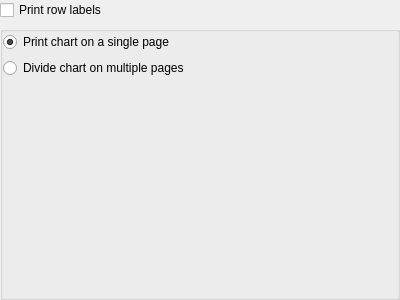
First picture: the form in plan/libs/ui/kptganttprintingoptions.ui, repository KDE/calligra, before the edit.
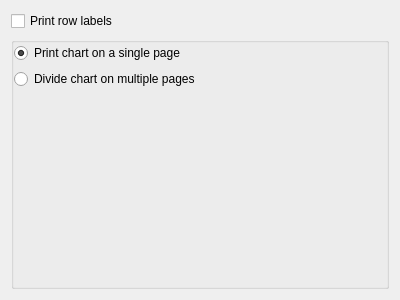
Second picture: the form after the edit.

Commit message: Changed: printing option widgets need to have outer margins set, due to being set to a tab page

```diff
--- a/plan/libs/ui/kptganttprintingoptions.ui
+++ b/plan/libs/ui/kptganttprintingoptions.ui
@@ -10,9 +10,6 @@
    </rect>
   </property>
   <layout class="QVBoxLayout" name="verticalLayout" >
-   <property name="margin" >
-    <number>0</number>
-   </property>
    <item>
     <widget class="QCheckBox" name="ui_printRowLabels" >
      <property name="text" >
```
The commit also changes 1 other file.
